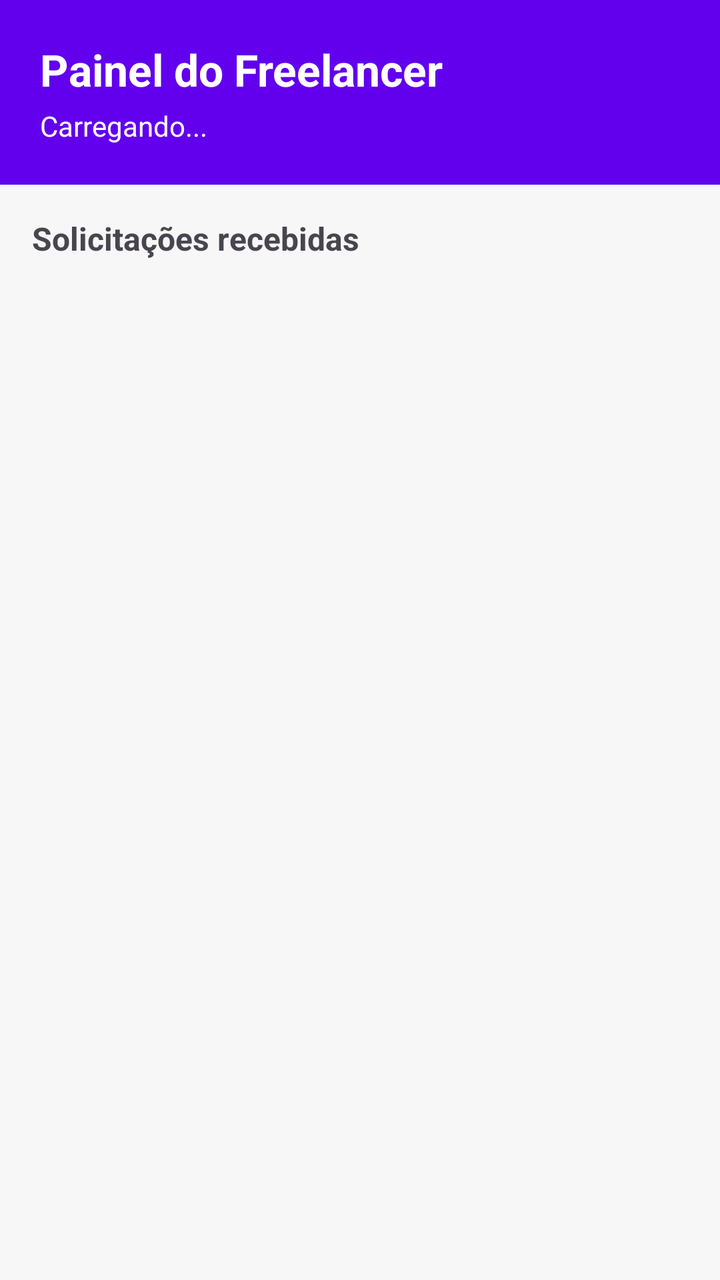
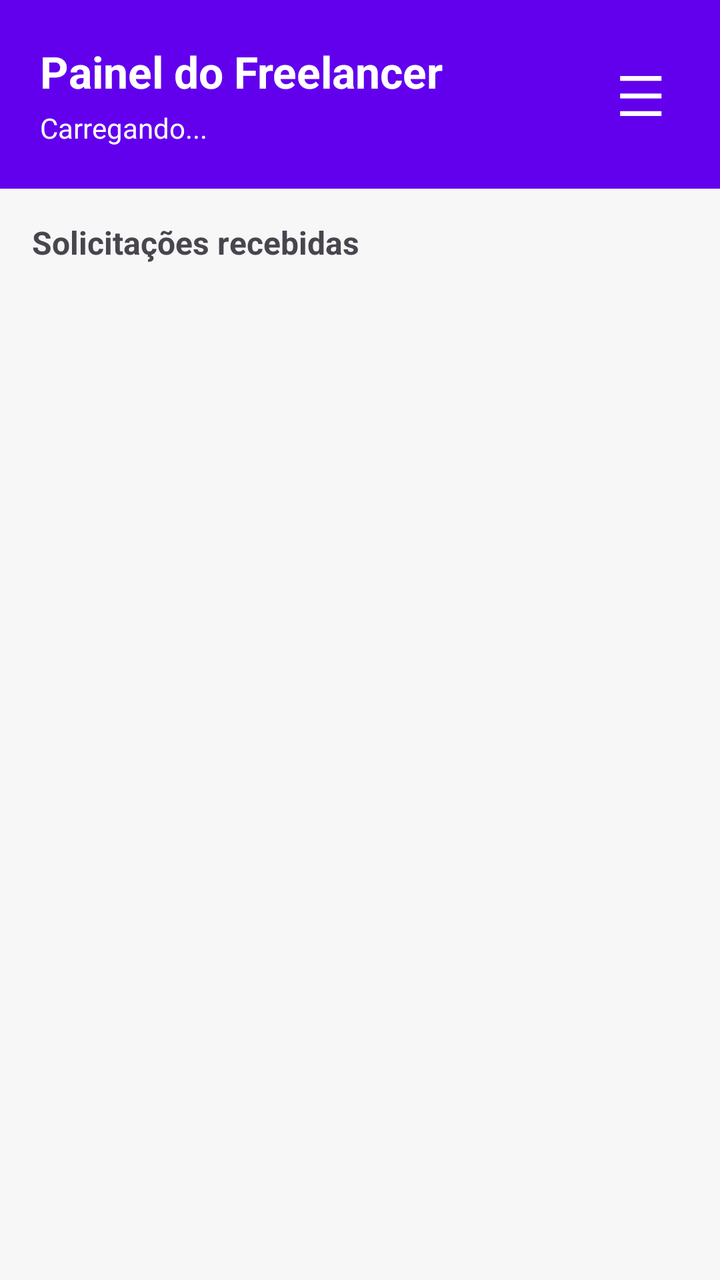

The first picture is an Android layout as it rendered before a commit; the second is the same layout after the commit. The layout source and the unified diff follow.
<!-- AndroidManifest.xml: application theme Theme.MeuFreela -->
<!-- res/layout/activity_main_freelancer.xml -->
<?xml version="1.0" encoding="utf-8"?>
<LinearLayout xmlns:android="http://schemas.android.com/apk/res/android"
    android:layout_width="match_parent"
    android:layout_height="match_parent"
    android:orientation="vertical"
    android:background="#F7F7F7">

    <LinearLayout
        android:layout_width="match_parent"
        android:layout_height="wrap_content"
        android:orientation="vertical"
        android:background="#6200EE"
        android:padding="20dp">

        <TextView
            android:id="@+id/textSaudacao"
            android:layout_width="wrap_content"
            android:layout_height="wrap_content"
            android:text="Painel do Freelancer"
            android:textColor="#FFFFFF"
            android:textSize="22sp"
            android:textStyle="bold" />

        <TextView
            android:id="@+id/textResumo"
            android:layout_width="wrap_content"
            android:layout_height="wrap_content"
            android:text="Carregando..."
            android:textColor="#FFFFFF"
            android:textSize="14sp"
            android:layout_marginTop="4dp" />
    </LinearLayout>

    <TextView
        android:layout_width="wrap_content"
        android:layout_height="wrap_content"
        android:text="Solicitações recebidas"
        android:textSize="16sp"
        android:textStyle="bold"
        android:paddingHorizontal="16dp"
        android:layout_marginTop="16dp"
        android:layout_marginBottom="8dp" />

    <androidx.recyclerview.widget.RecyclerView
        android:id="@+id/recyclerSolicitacoes"
        android:layout_width="match_parent"
        android:layout_height="0dp"
        android:layout_weight="1"
        android:clipToPadding="false"
        android:paddingHorizontal="8dp"
        android:paddingBottom="16dp" />

    <TextView
        android:id="@+id/textVazio"
        android:layout_width="match_parent"
        android:layout_height="0dp"
        android:layout_weight="1"
        android:gravity="center"
        android:text="Nenhuma solicitação recebida ainda 😴"
        android:textSize="16sp"
        android:textColor="#888888"
        android:visibility="gone" />

    <ProgressBar
        android:id="@+id/progressBar"
        android:layout_width="wrap_content"
        android:layout_height="wrap_content"
        android:layout_gravity="center_horizontal"
        android:layout_marginBottom="16dp"
        android:visibility="gone" />
</LinearLayout>
<!-- resources referenced by this layout -->
<resources>
  <style name="Theme.MeuFreela" parent="Base.Theme.MeuFreela" />
  <style name="Base.Theme.MeuFreela" parent="Theme.Material3.DayNight.NoActionBar">
          
          
      </style>
</resources>

<!-- the commit's change to res/layout/activity_main_freelancer.xml (unified diff, before → after) -->
@@ -5,30 +5,48 @@
     android:orientation="vertical"
     android:background="#F7F7F7">
 
+    
     <LinearLayout
         android:layout_width="match_parent"
         android:layout_height="wrap_content"
-        android:orientation="vertical"
+        android:orientation="horizontal"
         android:background="#6200EE"
-        android:padding="20dp">
+        android:padding="20dp"
+        android:gravity="center_vertical">
+
+        <LinearLayout
+            android:layout_width="0dp"
+            android:layout_height="wrap_content"
+            android:layout_weight="1"
+            android:orientation="vertical">
+
+            <TextView
+                android:id="@+id/textSaudacao"
+                android:layout_width="wrap_content"
+                android:layout_height="wrap_content"
+                android:text="Painel do Freelancer"
+                android:textColor="#FFFFFF"
+                android:textSize="22sp"
+                android:textStyle="bold" />
+
+            <TextView
+                android:id="@+id/textResumo"
+                android:layout_width="wrap_content"
+                android:layout_height="wrap_content"
+                android:text="Carregando..."
+                android:textColor="#FFFFFF"
+                android:textSize="14sp"
+                android:layout_marginTop="4dp" />
+        </LinearLayout>
 
         <TextView
-            android:id="@+id/textSaudacao"
+            android:id="@+id/botaoMenu"
             android:layout_width="wrap_content"
             android:layout_height="wrap_content"
-            android:text="Painel do Freelancer"
+            android:text="☰"
+            android:textSize="28sp"
             android:textColor="#FFFFFF"
-            android:textSize="22sp"
-            android:textStyle="bold" />
-
-        <TextView
-            android:id="@+id/textResumo"
-            android:layout_width="wrap_content"
-            android:layout_height="wrap_content"
-            android:text="Carregando..."
-            android:textColor="#FFFFFF"
-            android:textSize="14sp"
-            android:layout_marginTop="4dp" />
+            android:padding="8dp" />
     </LinearLayout>
 
     <TextView
